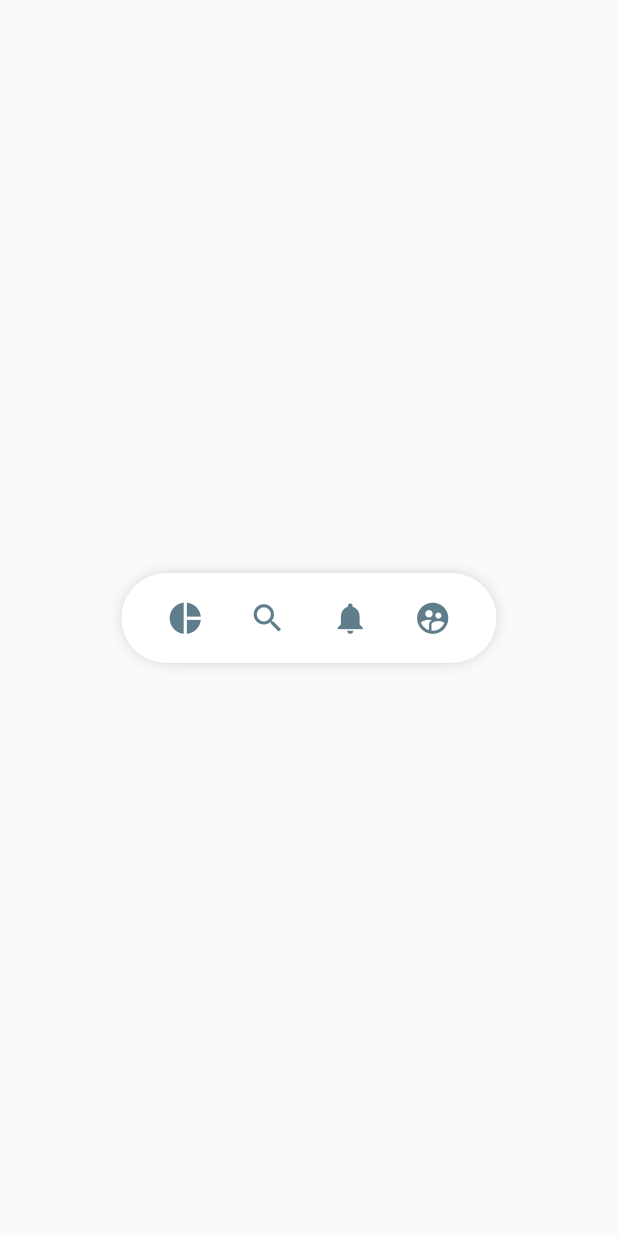
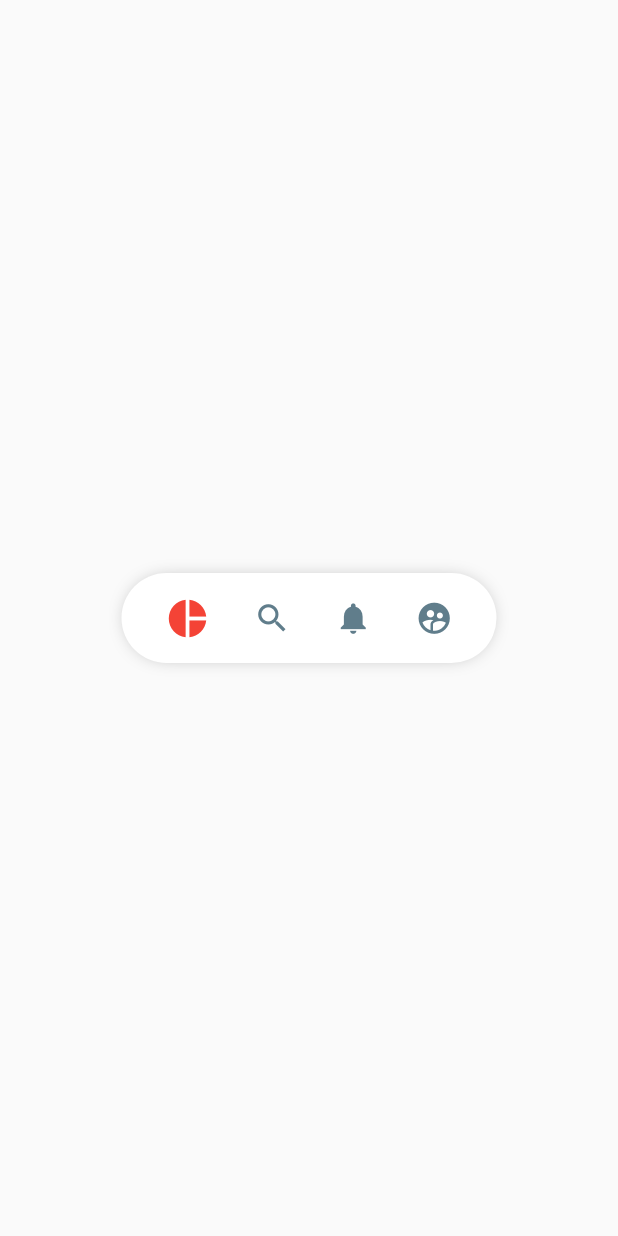
Before and after one commit to BryanParada/designsAppFM, a Flutter app: the screen it shows after launch, on a phone screen of 412 x 824 dp. Run offline on Flutter 3.47's test engine with Material 2 defaults, Android fonts, the phone set to English and light mode, and no system bars; our stand-ins replace flutter_svg.

Commit message:
FM85 - Activate menu option

```diff
--- a/lib/src/widgets/pinterest_menu.dart
+++ b/lib/src/widgets/pinterest_menu.dart
@@ -1,4 +1,5 @@
 import 'package:flutter/material.dart';
+import 'package:provider/provider.dart';
 
 class PinterestButton{
    final Function onPressed;
@@ -22,8 +23,11 @@ class PinterestMenu extends StatelessWidget {
   @override
   Widget build(BuildContext context) {
     return Center(
-      child: _PinterestMenuBackground(
-        child: _MenuItems( items )
+      child: ChangeNotifierProvider(
+        create: ( _ ) => new _MenuModel(),
+        child: _PinterestMenuBackground(
+          child: _MenuItems( items )
+        ),
       ),
     );
   }
@@ -83,18 +87,34 @@ class _PinterestMenuButton extends StatelessWidget {
   @override
   Widget build(BuildContext context) {
 
- final VoidCallback onPressed;
+  final itemSelected = Provider.of<_MenuModel>(context).itemSelected;
 
     return GestureDetector(
-      onTap: item.onPressed(), //TODO: fix
+      onTap: (){
+        Provider.of<_MenuModel>(context, listen: false).itemSelected = index;
+        item.onPressed();
+      }, //TODO: fix
       behavior: HitTestBehavior.translucent,
       child: Container(
         child: Icon(
           item.icon,
-          size: 25,
-          color: Colors.blueGrey
+          size: ( itemSelected == index ? 30: 25),
+          color: ( itemSelected == index ? Colors.red : Colors.blueGrey)
           )
       ),
     );
   }
 }
+
+class _MenuModel with ChangeNotifier{
+
+  int _itemSelected = 0;
+
+  int get itemSelected => this._itemSelected;
+
+  set itemSelected(int index){
+    this._itemSelected = index;
+    notifyListeners();
+  }
+
+}
```
